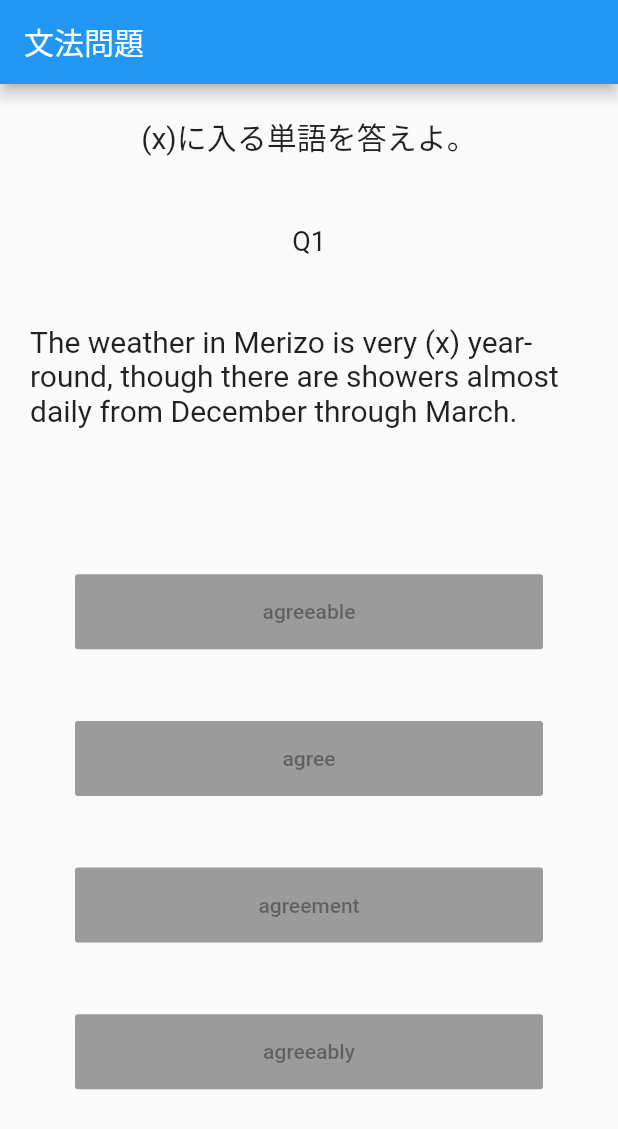
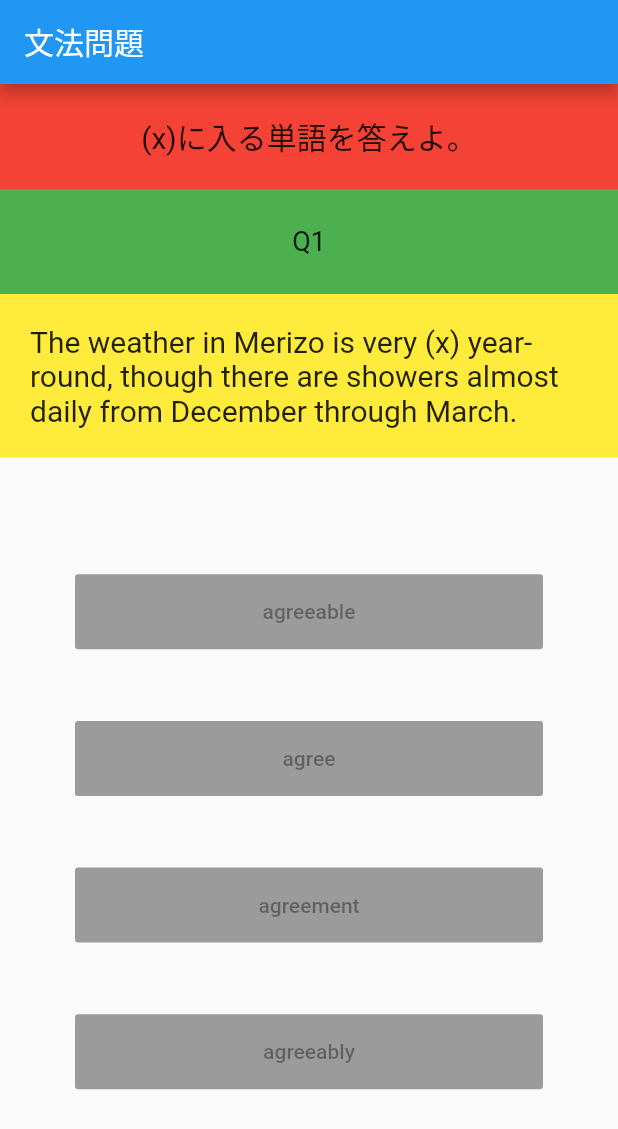
Before and after one commit to tamappe/flutter_blog_quiz_app, a Flutter app: the screen it shows after launch, on a phone screen of 412 x 824 dp. Shown: the top 1129 px of the screen. Run offline on Flutter 3.47's test engine with Material 2 defaults, Android fonts, the phone set to English and light mode, and no system bars.

Commit message:
デザインレイアウトの高さがわかるようにウィジェットに色をつける

```diff
--- a/lib/main.dart
+++ b/lib/main.dart
@@ -28,6 +28,7 @@ class MyHomePage extends StatelessWidget {
           children: [
             Container(
               height: 70,
+              color: Colors.red,
               child: Center(
                 child: Text(
                   '(x)に入る単語を答えよ。',
@@ -37,6 +38,7 @@ class MyHomePage extends StatelessWidget {
             ),
             Container(
               height: 70,
+              color: Colors.green,
               child: Center(
                 child: Text(
                   'Q1',
@@ -45,6 +47,7 @@ class MyHomePage extends StatelessWidget {
               ),
             ),
             Container(
+              color: Colors.yellow,
               child: Padding(
                 padding: const EdgeInsets.all(20.0),
                 child: Center(
--- /dev/null
+++ b/lib/utils/constant.dart
@@ -0,0 +1,4 @@
+class Constant {
+  final double questionAreaHeight = 70.0;
+  final double answerButtonHeight = 50.0;
+}
```
